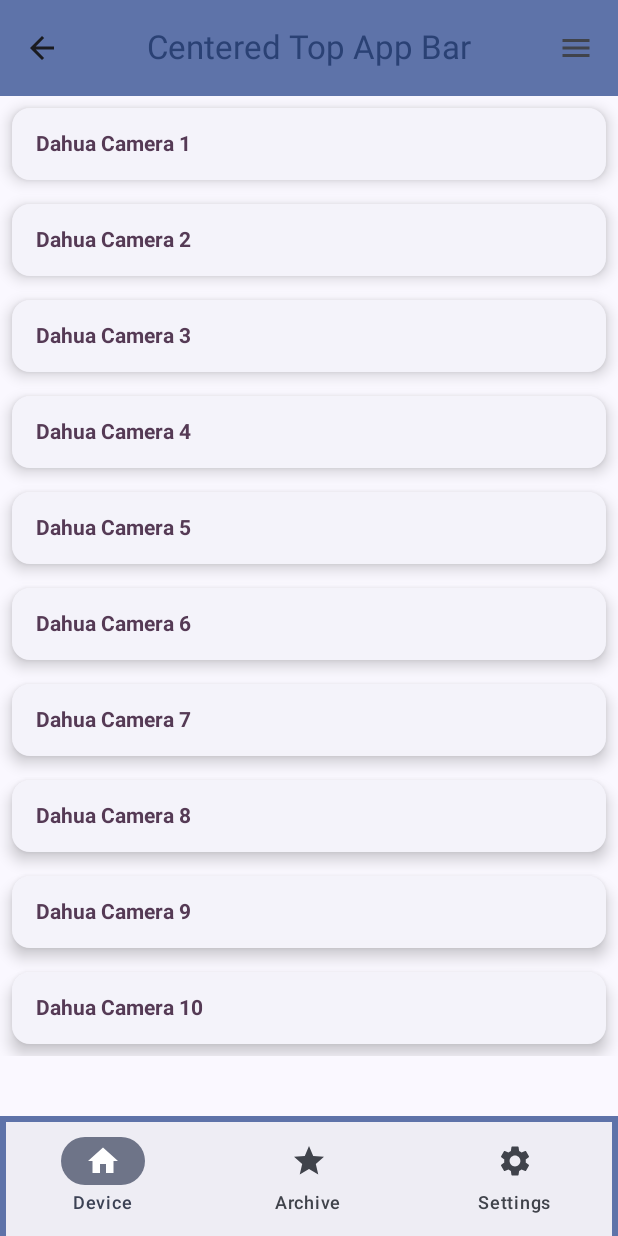
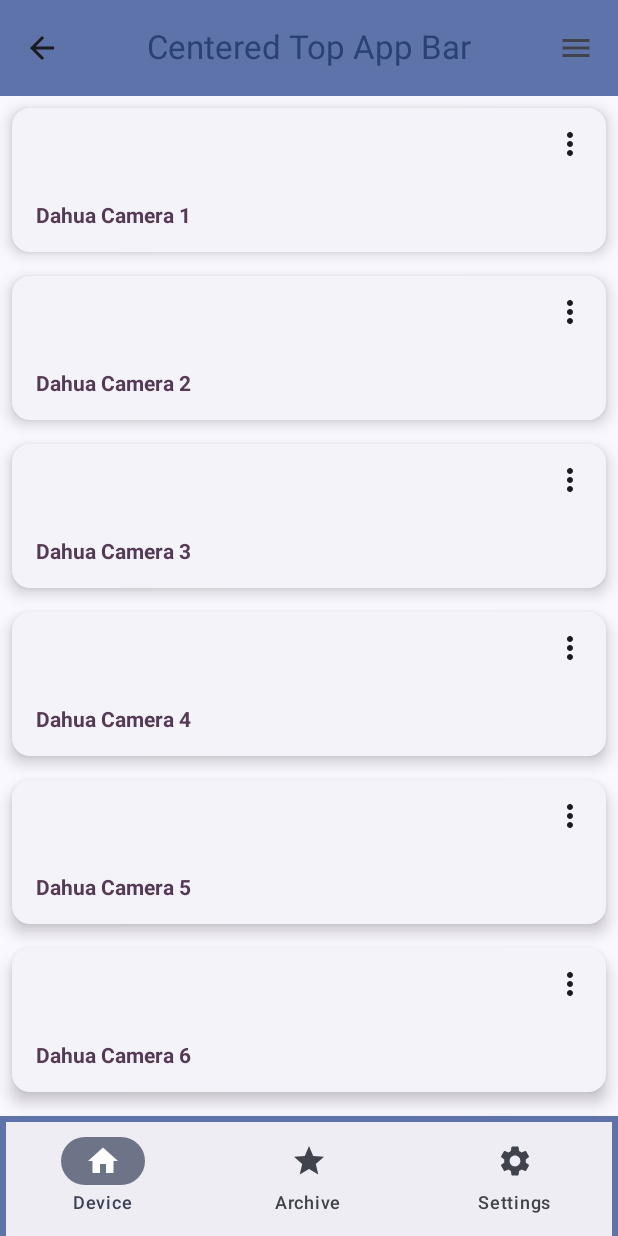
Before and after one commit to HermanDevEscobat/VisionHCompose, an Android app built with Jetpack Compose: the screen it shows after launch (MainActivity), on a phone screen of 412 x 824 dp. Run offline under Robolectric (Android 15) with nearby library versions, the phone set to English and light mode, and no system bars.

Commit message:
update ElevatedCardDeviceItem

```diff
--- a/app/src/main/java/com/example/visionhcompose/screen/DeviceScreen.kt
+++ b/app/src/main/java/com/example/visionhcompose/screen/DeviceScreen.kt
@@ -1,15 +1,19 @@
 package com.example.visionhcompose.screen
 
+import androidx.compose.foundation.layout.Arrangement
 import androidx.compose.foundation.layout.Column
 import androidx.compose.foundation.layout.IntrinsicSize
+import androidx.compose.foundation.layout.Row
 import androidx.compose.foundation.layout.fillMaxWidth
 import androidx.compose.foundation.layout.height
 import androidx.compose.foundation.layout.padding
+import androidx.compose.foundation.layout.wrapContentHeight
 import androidx.compose.foundation.lazy.LazyColumn
 import androidx.compose.foundation.lazy.items
 import androidx.compose.material.icons.Icons
 import androidx.compose.material.icons.filled.ArrowBack
 import androidx.compose.material.icons.filled.Menu
+import androidx.compose.material.icons.filled.MoreVert
 import androidx.compose.material3.CardDefaults
 import androidx.compose.material3.CenterAlignedTopAppBar
 import androidx.compose.material3.ElevatedCard
@@ -21,13 +25,17 @@ import androidx.compose.material3.Text
 import androidx.compose.material3.TopAppBarDefaults
 import androidx.compose.material3.rememberTopAppBarState
 import androidx.compose.runtime.Composable
+import androidx.compose.ui.Alignment
 import androidx.compose.ui.Modifier
 import androidx.compose.ui.text.TextStyle
 import androidx.compose.ui.text.font.FontWeight
 import androidx.compose.ui.text.style.TextAlign
 import androidx.compose.ui.text.style.TextOverflow
+import androidx.compose.ui.tooling.preview.Preview
 import androidx.compose.ui.unit.dp
+import com.example.visionhcompose.AppContent
 import com.example.visionhcompose.class_data.DahuaDevice
+import com.example.visionhcompose.ui.theme.VisionHComposeTheme
 
 @OptIn(ExperimentalMaterial3Api::class)
 @Composable
@@ -103,6 +111,21 @@ fun ElevatedCardDeviceItem(
             .fillMaxWidth()
             .height(IntrinsicSize.Min)
     ) {
+        Column {
+            Row(
+                modifier = Modifier.fillMaxWidth(),
+                horizontalArrangement = Arrangement.End,
+                verticalAlignment = Alignment.Top
+            ) {
+                IconButton(onClick = { /*TODO*/ }
+                ) {
+                    Icon(imageVector = Icons.Filled.MoreVert, contentDescription = "More")
+                }
+            }
+            Row(modifier = Modifier.fillMaxWidth()
+                .wrapContentHeight(),
+                horizontalArrangement = Arrangement.Start,
+                verticalAlignment = Alignment.Bottom) {
                 Text(
                     text = title,
                     style = TextStyle(
@@ -114,4 +137,15 @@ fun ElevatedCardDeviceItem(
                     textAlign = TextAlign.Center,
                 )
             }
+
         }
+    }
+}
+
+@Preview
+@Composable
+fun PreviewDeviceScreen() {
+    VisionHComposeTheme {
+        DeviceScreen()
+    }
+}
```
Lines whose indentation alone changed are shown as unchanged.
